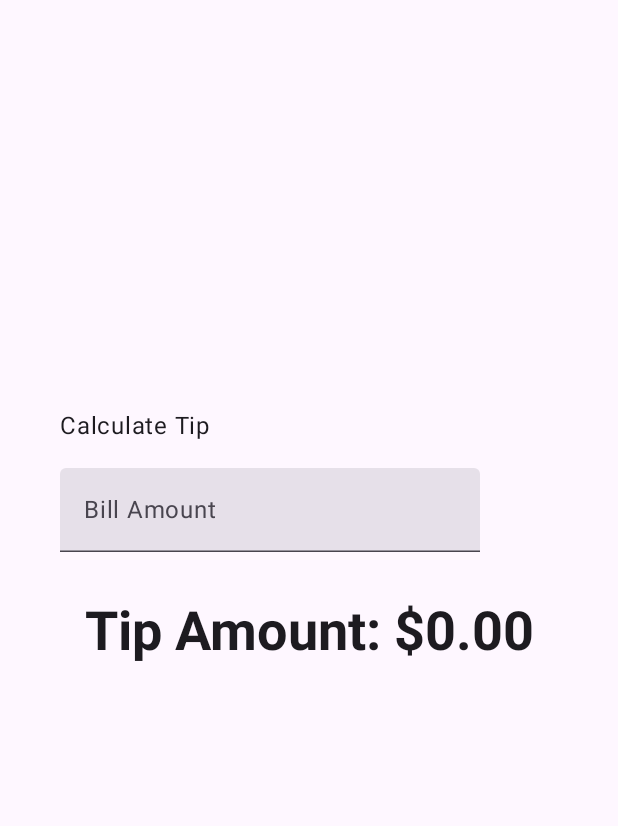
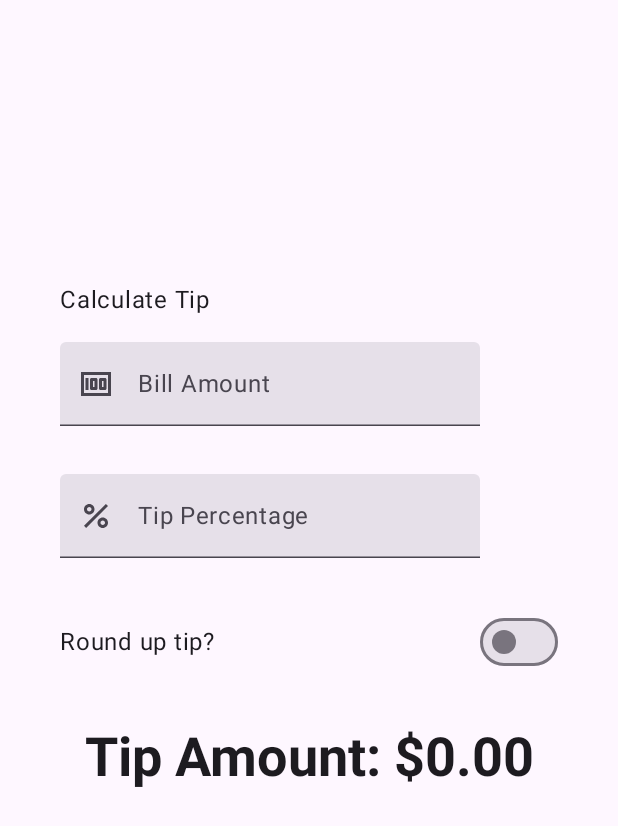
Before and after one commit to seoyoung31/TipCalculator, an Android app built with Jetpack Compose: the screen it shows after launch (MainActivity), on a phone screen of 412 x 824 dp. Shown: the top 826 px of the screen. Run offline under Robolectric (Android 15) with nearby library versions, the phone set to English and light mode, and no system bars.

Commit message:
add task

```diff
--- a/app/src/main/java/com/example/tiptime/MainActivity.kt
+++ b/app/src/main/java/com/example/tiptime/MainActivity.kt
@@ -19,18 +19,28 @@ import android.os.Bundle
 import androidx.activity.ComponentActivity
 import androidx.activity.compose.setContent
 import androidx.activity.enableEdgeToEdge
+import androidx.annotation.DrawableRes
+import androidx.annotation.StringRes
 import androidx.compose.foundation.layout.Arrangement
 import androidx.compose.foundation.layout.Column
+import androidx.compose.foundation.layout.Row
 import androidx.compose.foundation.layout.Spacer
 import androidx.compose.foundation.layout.fillMaxSize
 import androidx.compose.foundation.layout.fillMaxWidth
 import androidx.compose.foundation.layout.height
 import androidx.compose.foundation.layout.padding
 import androidx.compose.foundation.layout.safeDrawingPadding
+import androidx.compose.foundation.layout.size
 import androidx.compose.foundation.layout.statusBarsPadding
+import androidx.compose.foundation.layout.wrapContentWidth
+import androidx.compose.foundation.rememberScrollState
+import androidx.compose.foundation.text.KeyboardActions
 import androidx.compose.foundation.text.KeyboardOptions
+import androidx.compose.foundation.verticalScroll
+import androidx.compose.material3.Icon
 import androidx.compose.material3.MaterialTheme
 import androidx.compose.material3.Surface
+import androidx.compose.material3.Switch
 import androidx.compose.material3.Text
 import androidx.compose.material3.TextField
 import androidx.compose.runtime.Composable
@@ -40,7 +50,9 @@ import androidx.compose.runtime.remember
 import androidx.compose.runtime.setValue
 import androidx.compose.ui.Alignment
 import androidx.compose.ui.Modifier
+import androidx.compose.ui.res.painterResource
 import androidx.compose.ui.res.stringResource
+import androidx.compose.ui.text.input.ImeAction
 import androidx.compose.ui.text.input.KeyboardType
 import androidx.compose.ui.tooling.preview.Preview
 import androidx.compose.ui.unit.dp
@@ -63,19 +75,28 @@ class MainActivity : ComponentActivity() {
     }
 }
 
+
 @Composable
 fun TipTimeLayout() {
     var amountInput by remember { mutableStateOf("") }
     // 빈 문자열이 amountInput 변수의 초기 기본값으로 설정
+    var tipInput by remember { mutableStateOf("") }
+
     val amount = amountInput.toDoubleOrNull() ?: 0.0
     //문자열을 Double 값으로 변환할 수 있는 경우 변환된 값을 반환하고, 변환할 수 없는 경우에는 null을 반환
-    val tip = calculateTip(amount) //변수 초기화
+    var roundUp by remember { mutableStateOf(false) }
+
+    val tipPercent = tipInput.toDoubleOrNull() ?: 0.0
+
+    val tip = calculateTip(amount, tipPercent, roundUp) //변수 초기화
+
 
     Column(
         modifier = Modifier
             .statusBarsPadding()
             .padding(horizontal = 40.dp)
-            .safeDrawingPadding(),
+            .safeDrawingPadding()
+            .verticalScroll(rememberScrollState()),
         horizontalAlignment = Alignment.Start,
         verticalArrangement = Arrangement.Center
     ) {
@@ -86,11 +107,39 @@ fun TipTimeLayout() {
                 .align(alignment = Alignment.Start)
         )
         EditNumberField(
+            label = R.string.bill_amount,
             value = amountInput,
             onValueChange = {amountInput = it},
+            keyboardOptions = KeyboardOptions.Default.copy(
+                keyboardType = KeyboardType.Number,
+                imeAction = ImeAction.Next
+            ),
+            leadingIcon = R.drawable.money,
             modifier = Modifier
                 .padding(bottom = 32.dp)
                 .fillMaxWidth()
+        )
+        Spacer(modifier = Modifier.height(32.dp))
+        EditNumberField(
+            value = tipInput,
+            keyboardOptions = KeyboardOptions.Default.copy(
+                keyboardType = KeyboardType.Number,
+                imeAction = ImeAction.Done
+            ),
+            onValueChange = {tipInput = it},
+            label = R.string.how_was_the_service,
+            leadingIcon = R.drawable.percent,
+            modifier = Modifier
+                .padding(top = 32.dp, bottom = 32.dp)
+                .fillMaxWidth()
+        )
+        Spacer(modifier = Modifier.height(32.dp))
+
+        RoundTheTipRow(
+            roundUp = roundUp,
+            onRoundUpChanged = {roundUp = it},
+            modifier = Modifier
+                .padding(bottom = 32.dp)
         )
         Text(
             text = stringResource(R.string.tip_amount, tip),
@@ -108,8 +157,16 @@ fun TipTimeLayout() {
  * according to the local currency.
  * Example would be "$10.00".
  */
-private fun calculateTip(amount: Double, tipPercent: Double = 15.0): String {
-    val tip = tipPercent / 100 * amount
+private fun calculateTip(
+    amount: Double,
+    tipPercent: Double = 15.0,
+    roundUp : Boolean
+): String {
+    var tip = tipPercent / 100 * amount
+
+    if (roundUp) {
+        tip = kotlin.math.ceil(tip)
+    }
     return NumberFormat.getCurrencyInstance().format(tip)
 }
 
@@ -117,6 +174,9 @@ private fun calculateTip(amount: Double, tipPercent: Double = 15.0): String {
 fun EditNumberField(
     value: String,
     onValueChange: (String) -> Unit,
+    @StringRes label: Int,
+    keyboardOptions: KeyboardOptions,
+    @DrawableRes leadingIcon : Int,
     modifier: Modifier = Modifier
 ) {
 
@@ -124,10 +184,39 @@ fun EditNumberField(
         value = value,
         onValueChange = onValueChange,
         modifier = Modifier,
-        label = { Text(stringResource(R.string.bill_amount))},
+        label = { Text(stringResource(label))},
         singleLine = true,
-        keyboardOptions = KeyboardOptions(keyboardType = KeyboardType.Number)
+        keyboardOptions = keyboardOptions,
+        leadingIcon = { Icon(painter = painterResource(leadingIcon), contentDescription = null)}
     )
+}
+
+@Composable
+fun RoundTheTipRow(
+    modifier: Modifier = Modifier,
+    roundUp : Boolean,
+    onRoundUpChanged : (Boolean) -> Unit
+
+) {
+    Row(
+        modifier = Modifier
+            .fillMaxWidth()
+            .size(48.dp),
+        verticalAlignment = Alignment.CenterVertically,
+        horizontalArrangement = Arrangement.Center
+    ) {
+        Text(
+            text = stringResource(R.string.round_up_tip)
+        )
+        Switch(
+            checked = roundUp,
+            onCheckedChange = onRoundUpChanged,
+            modifier = Modifier
+                .fillMaxWidth()
+                .wrapContentWidth(Alignment.End)
+        )
+
+    }
 }
 
 @Preview(showBackground = true)
--- a/app/src/main/res/values/strings.xml
+++ b/app/src/main/res/values/strings.xml
@@ -19,4 +19,7 @@
     <string name="calculate_tip">Calculate Tip</string>
     <string name="bill_amount">Bill Amount</string>
     <string name="tip_amount">Tip Amount: %s</string>
+
+    <string name="how_was_the_service">Tip Percentage</string>
+    <string name="round_up_tip">Round up tip?</string>
 </resources>
```
